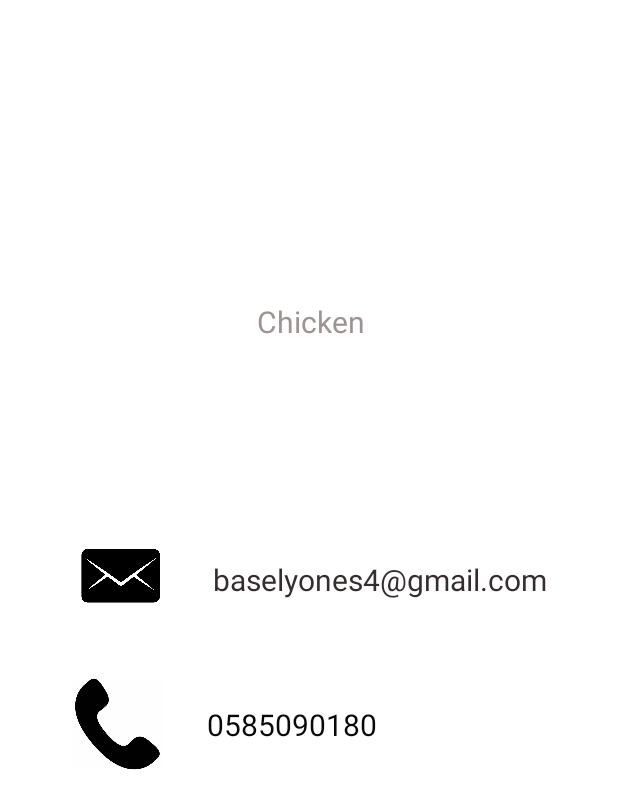
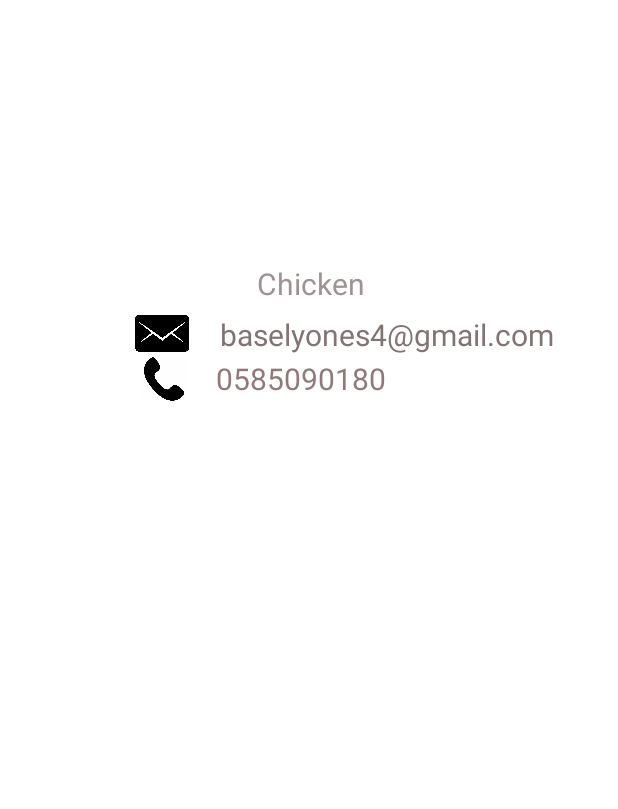
Before and after one commit to chickenkign/baselproject, an Android app: the fragment RealProfileFragment shown on its own in the app's theme, on a phone screen of 412 x 824 dp. Shown: the top 809 px of the screen. Run offline under Robolectric (Android 15) with nearby library versions, the phone set to English and light mode, and no system bars; our stand-ins replace Firebase (no records; nobody signed in at launch, a user with empty details on screens opened directly); libraries missing offline, so code that uses them is left out: com.mikhaellopez.circularimageview; plain views replace CircularImageView; 1 statement that could not run was skipped.

Commit message:
go profile

```diff
--- a/app/src/main/java/com/example/baselproject/Navigator/HomeFragment.java
+++ b/app/src/main/java/com/example/baselproject/Navigator/HomeFragment.java
@@ -28,7 +28,7 @@ import com.google.firebase.auth.FirebaseAuth;
  */
 public class HomeFragment extends Fragment {
     MediaPlayer mp ;
-    ImageView iv , bluetooth , GoProfile;
+    ImageView iv , bluetooth ;
     String email = FirebaseAuth.getInstance().getCurrentUser().getEmail() ;
 
     // TODO: Rename parameter arguments, choose names that match
@@ -88,13 +88,6 @@ public class HomeFragment extends Fragment {
         iv = getView().findViewById(R.id.IVBNTHome);
         final ImageView opendoor = getView().findViewById(R.id.IVOpenDoor);
         bluetooth = getView().findViewById(R.id.IVHomeBluetooth);
-        GoProfile = getView().findViewById(R.id.IVGoToProfile);
-        GoProfile.setOnClickListener(new View.OnClickListener() {
-            @Override
-            public void onClick(View v) {
-                Gooback();
-            }
-        });
 
         bluetooth.setOnClickListener(new View.OnClickListener() {
             @Override
--- a/app/src/main/res/layout/fragment_home.xml
+++ b/app/src/main/res/layout/fragment_home.xml
@@ -36,13 +36,11 @@
 
         <ImageView
             android:id="@+id/IVHomeBluetooth"
-            android:layout_width="0dp"
+            android:layout_width="116dp"
             android:layout_height="80dp"
-            android:layout_marginEnd="195dp"
             android:src="@drawable/bluetooth"
             app:layout_constraintBottom_toBottomOf="parent"
             app:layout_constraintEnd_toEndOf="parent"
-            app:layout_constraintEnd_toStartOf="@+id/IVGoToProfile"
             app:layout_constraintHorizontal_bias="0.0"
             app:layout_constraintStart_toStartOf="parent"
             app:layout_constraintTop_toTopOf="parent"
@@ -71,17 +69,5 @@
             app:layout_constraintTop_toTopOf="parent"
             app:layout_constraintVertical_bias="0.546" />
 
-        <ImageView
-            android:id="@+id/IVGoToProfile"
-            android:layout_width="108dp"
-            android:layout_height="81dp"
-            android:src="@drawable/profile"
-            app:layout_constraintBottom_toBottomOf="parent"
-            app:layout_constraintEnd_toEndOf="parent"
-            app:layout_constraintHorizontal_bias="1.0"
-            app:layout_constraintStart_toStartOf="parent"
-            app:layout_constraintTop_toTopOf="parent"
-            app:layout_constraintVertical_bias="0.0" />
-
     </androidx.constraintlayout.widget.ConstraintLayout>
 </FrameLayout>
--- a/app/src/main/res/layout/fragment_real_profile.xml
+++ b/app/src/main/res/layout/fragment_real_profile.xml
@@ -15,80 +15,79 @@
 
         <com.mikhaellopez.circularimageview.CircularImageView
             android:id="@+id/RealProfileIV"
-            android:layout_width="201dp"
-            android:layout_height="169dp"
-            android:layout_marginTop="3dp"
-            android:layout_marginBottom="19dp"
-            app:layout_constraintBottom_toTopOf="@+id/RealProfileUsername"
+            android:layout_width="166dp"
+            android:layout_height="160dp"
+            app:layout_constraintBottom_toBottomOf="parent"
             app:layout_constraintEnd_toEndOf="parent"
-            app:layout_constraintHorizontal_bias="0.502"
             app:layout_constraintStart_toStartOf="parent"
             app:layout_constraintTop_toTopOf="parent"
+            app:layout_constraintVertical_bias="0.0"
             tools:src="@tools:sample/avatars" />
 
         <TextView
             android:id="@+id/RealProfileUsername"
             android:layout_width="wrap_content"
             android:layout_height="wrap_content"
-            android:layout_marginBottom="129dp"
             android:text="Chicken"
             android:textColor="#9E9393"
             android:textSize="20dp"
-            app:layout_constraintBottom_toTopOf="@+id/imageView2"
+            app:layout_constraintBottom_toBottomOf="parent"
             app:layout_constraintEnd_toEndOf="parent"
             app:layout_constraintStart_toStartOf="parent"
-            app:layout_constraintTop_toBottomOf="@+id/RealProfileIV" />
+            app:layout_constraintTop_toTopOf="parent"
+            app:layout_constraintVertical_bias="0.233" />
 
         <TextView
             android:id="@+id/RealProfileEmail"
             android:layout_width="wrap_content"
             android:layout_height="wrap_content"
-            android:layout_marginTop="15dp"
-            android:layout_marginEnd="35dp"
             android:text="baselyones4@gmail.com"
-            android:textColor="#352D2D"
+            android:textColor="#837474"
             android:textSize="20dp"
+            app:layout_constraintBottom_toBottomOf="parent"
             app:layout_constraintEnd_toEndOf="parent"
-            app:layout_constraintStart_toEndOf="@+id/imageView2"
-            app:layout_constraintTop_toTopOf="@+id/imageView2" />
+            app:layout_constraintHorizontal_bias="0.82"
+            app:layout_constraintStart_toStartOf="parent"
+            app:layout_constraintTop_toTopOf="parent"
+            app:layout_constraintVertical_bias="0.283" />
 
         <TextView
             android:id="@+id/RealProfilePhone"
             android:layout_width="wrap_content"
             android:layout_height="wrap_content"
-            android:layout_marginTop="17dp"
-            android:layout_marginEnd="147dp"
             android:text="0585090180"
-            android:textColor="#090808"
+            android:textColor="#917979"
             android:textSize="20dp"
+            app:layout_constraintBottom_toBottomOf="parent"
             app:layout_constraintEnd_toEndOf="parent"
-            app:layout_constraintStart_toEndOf="@+id/imageView3"
-            app:layout_constraintTop_toTopOf="@+id/imageView3" />
+            app:layout_constraintHorizontal_bias="0.477"
+            app:layout_constraintStart_toStartOf="parent"
+            app:layout_constraintTop_toTopOf="parent"
+            app:layout_constraintVertical_bias="0.326" />
 
         <ImageView
             android:id="@+id/imageView2"
-            android:layout_width="123dp"
-            android:layout_height="51dp"
-            android:layout_marginStart="4dp"
-            android:layout_marginBottom="43dp"
+            android:layout_width="72dp"
+            android:layout_height="35dp"
             android:src="@drawable/email"
-            app:layout_constraintBottom_toTopOf="@+id/imageView3"
-            app:layout_constraintEnd_toStartOf="@+id/RealProfileEmail"
+            app:layout_constraintBottom_toBottomOf="parent"
+            app:layout_constraintEnd_toEndOf="parent"
+            app:layout_constraintHorizontal_bias="0.18"
             app:layout_constraintStart_toStartOf="parent"
-            app:layout_constraintTop_toBottomOf="@+id/RealProfileUsername" />
+            app:layout_constraintTop_toTopOf="parent"
+            app:layout_constraintVertical_bias="0.278" />
 
         <ImageView
             android:id="@+id/imageView3"
-            android:layout_width="117dp"
-            android:layout_height="61dp"
-            android:layout_marginStart="4dp"
-            android:layout_marginEnd="1dp"
-            android:layout_marginBottom="221dp"
+            android:layout_width="69dp"
+            android:layout_height="29dp"
             android:src="@drawable/phone"
             app:layout_constraintBottom_toBottomOf="parent"
-            app:layout_constraintEnd_toStartOf="@+id/RealProfilePhone"
+            app:layout_constraintEnd_toEndOf="parent"
+            app:layout_constraintHorizontal_bias="0.188"
             app:layout_constraintStart_toStartOf="parent"
-            app:layout_constraintTop_toBottomOf="@+id/imageView2" />
+            app:layout_constraintTop_toTopOf="parent"
+            app:layout_constraintVertical_bias="0.326" />
     </androidx.constraintlayout.widget.ConstraintLayout>
 
 </FrameLayout>
```
